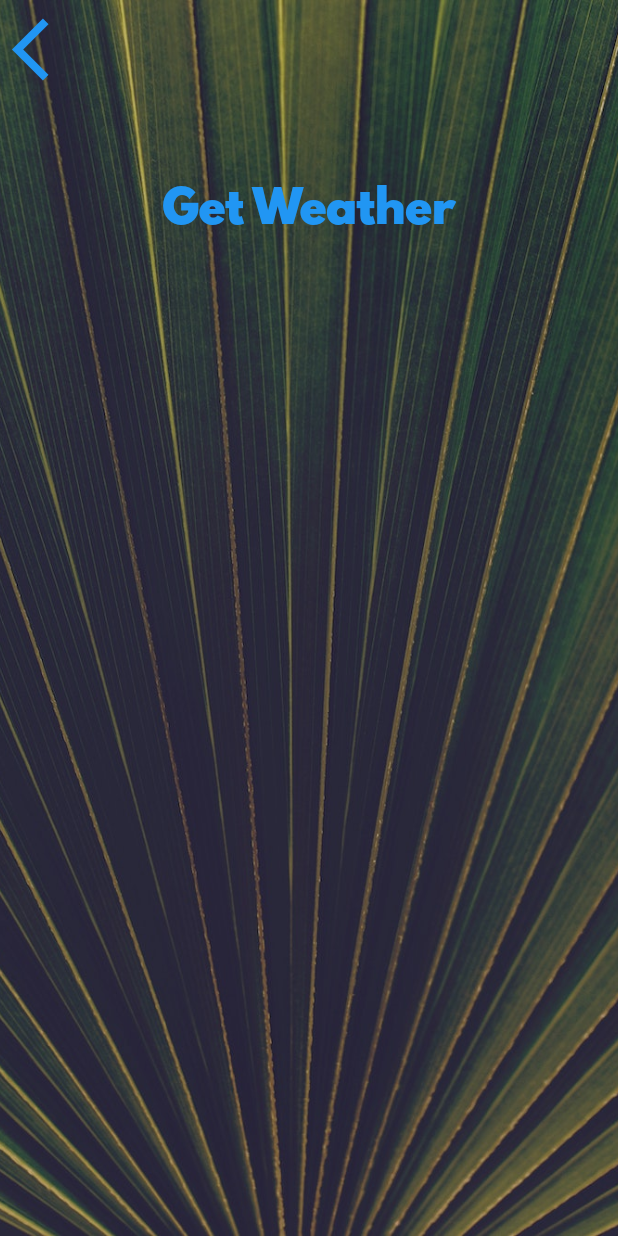
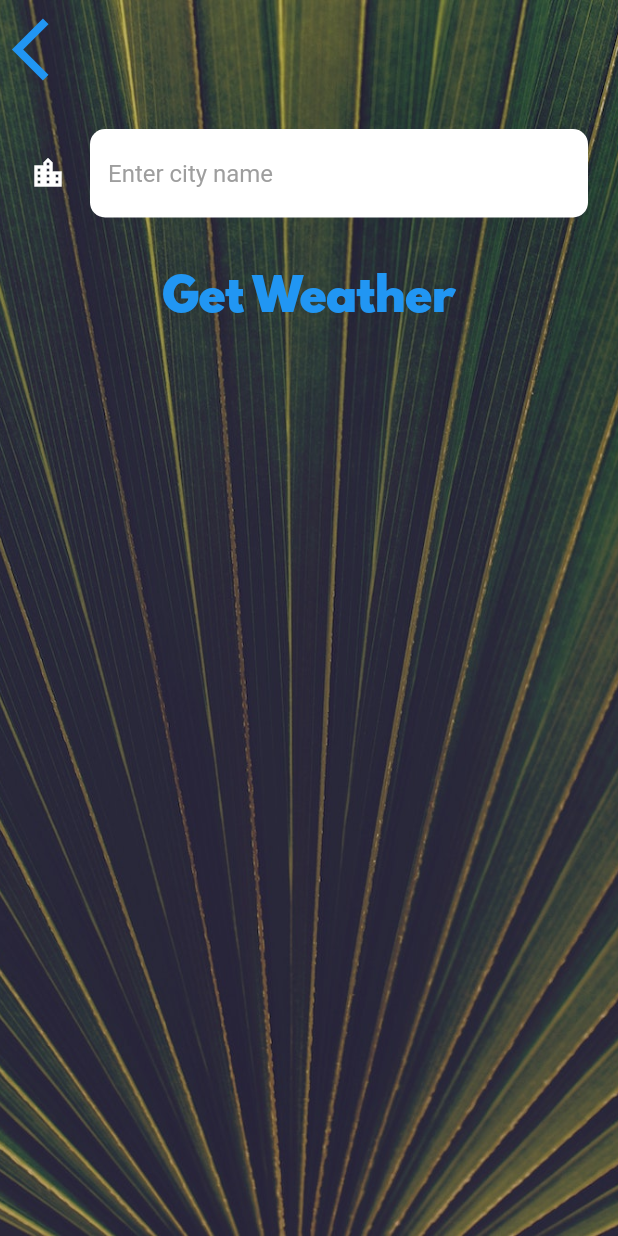
Before and after one commit to marcelom17/The-Complete-Flutter-Development-Bootcamp-with-Dart, a Flutter app: the CityScreen screen opened directly, on a phone screen of 412 x 824 dp. Run offline on Flutter 3.47's test engine with Material 2 defaults, Android fonts, the phone set to English and light mode, and no system bars; our stand-ins replace audioplayers, flutter_spinkit, font_awesome_flutter, geolocator, rflutter_alert; network calls fail.

Commit message:
[Lesson 13] Complete app with current location & searching city weather Complete - User need to add apikey

```diff
--- a/Lesson 13 - Clima/lib/screens/city_screen.dart
+++ b/Lesson 13 - Clima/lib/screens/city_screen.dart
@@ -7,6 +7,8 @@ class CityScreen extends StatefulWidget {
 }
 
 class _CityScreenState extends State<CityScreen> {
+  String cityName;
+
   @override
   Widget build(BuildContext context) {
     return Scaffold(
@@ -24,7 +26,9 @@ class _CityScreenState extends State<CityScreen> {
               Align(
                 alignment: Alignment.topLeft,
                 child: TextButton(
-                  onPressed: () {},
+                  onPressed: () {
+                    Navigator.pop(context);
+                  },
                   child: Icon(
                     Icons.arrow_back_ios,
                     size: 50.0,
@@ -33,10 +37,20 @@ class _CityScreenState extends State<CityScreen> {
               ),
               Container(
                 padding: EdgeInsets.all(20.0),
-                child: null,
+                child: TextField(
+                  style: TextStyle(
+                    color: Colors.black,
+                  ),
+                  decoration: kTextFieldInputDecoration,
+                  onChanged: (value) {
+                    cityName = value;
+                  },
+                ),
               ),
               TextButton(
-                onPressed: () {},
+                onPressed: () {
+                  Navigator.pop(context, cityName); //could be Map of Objects
+                },
                 child: Text(
                   'Get Weather',
                   style: kButtonTextStyle,
--- a/Lesson 13 - Clima/lib/utilities/constants.dart
+++ b/Lesson 13 - Clima/lib/utilities/constants.dart
@@ -1,4 +1,11 @@
 import 'package:flutter/material.dart';
+
+//Network
+const baseURL = "https://api.openweathermap.org/data/2.5/weather?";
+const apiKey = "appid={API_KEY}";
+const urlUnits = "units=metric";
+
+//Styles
 
 const kTempTextStyle = TextStyle(
   fontFamily: 'Spartan MB',
@@ -16,5 +23,24 @@ const kButtonTextStyle = TextStyle(
 );
 
 const kConditionTextStyle = TextStyle(
-  fontSize: 100.0,
+  fontSize: 80.0,
 );
+
+const kTextFieldInputDecoration = InputDecoration(
+  filled: true,
+  fillColor: Colors.white,
+  icon: Icon(
+    Icons.location_city,
+    color: Colors.white,
+  ),
+  hintText: "Enter city name",
+  hintStyle: TextStyle(
+    color: Colors.grey,
+  ),
+  border: OutlineInputBorder(
+    borderRadius: BorderRadius.all(
+      Radius.circular(10.0),
+    ),
+    borderSide: BorderSide.none,
+  ),
+);
--- a/Lesson 13 - Clima/lib/utilities/networkUtil.dart
+++ /dev/null
@@ -1,3 +0,0 @@
-const baseURL =
-    "http://api.openweathermap.org/data/2.5/forecast?id=524901&appid={API key}";
-aa
--- a/Lesson 13 - Clima/pubspec.yaml
+++ b/Lesson 13 - Clima/pubspec.yaml
@@ -14,6 +14,7 @@ dependencies:
   geolocator: ^9.0.2
   permission_handler: ^10.2.0
   http: ^0.13.5
+  flutter_spinkit: ^5.1.0
 
 dev_dependencies:
   flutter_test:
```
Also changed, not shown: Lesson 13 - Clima/lib/screens/loading_screen.dart (+20 -10 lines), Lesson 13 - Clima/lib/screens/location_screen.dart (+56 -5 lines), Lesson 13 - Clima/lib/services/networking.dart (+20 -0 lines), Lesson 13 - Clima/lib/services/weather.dart (+20 -0 lines), Lesson 13 - Clima/weatherExample.json (added, +44 -0 lines), 1 other file.
